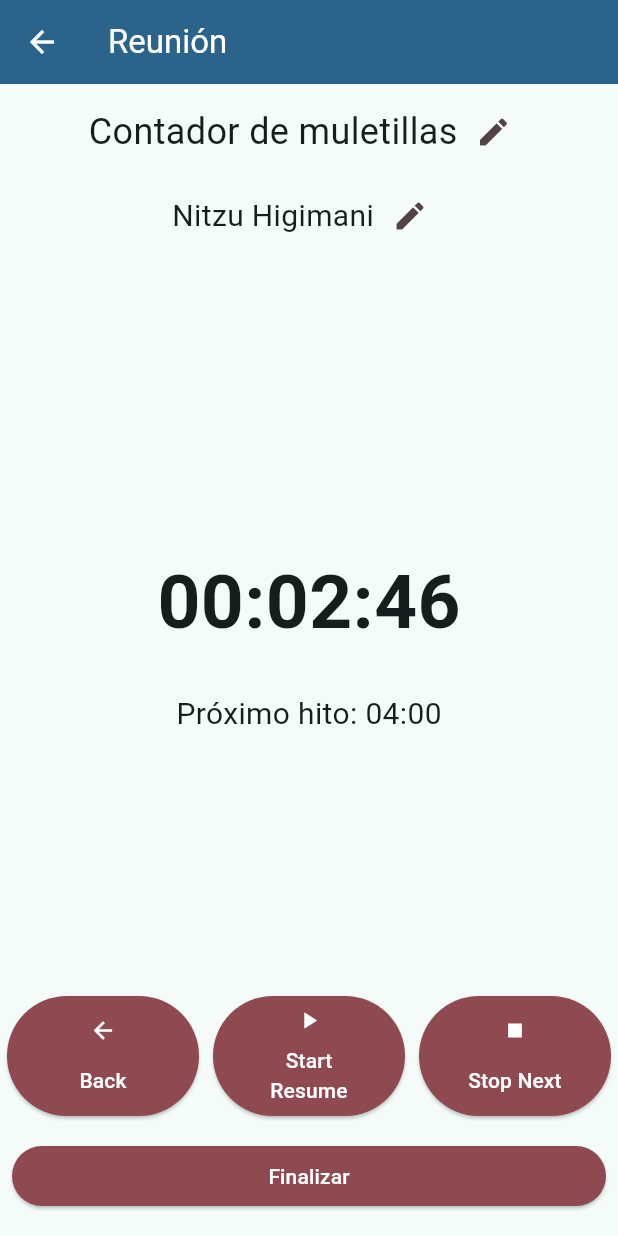
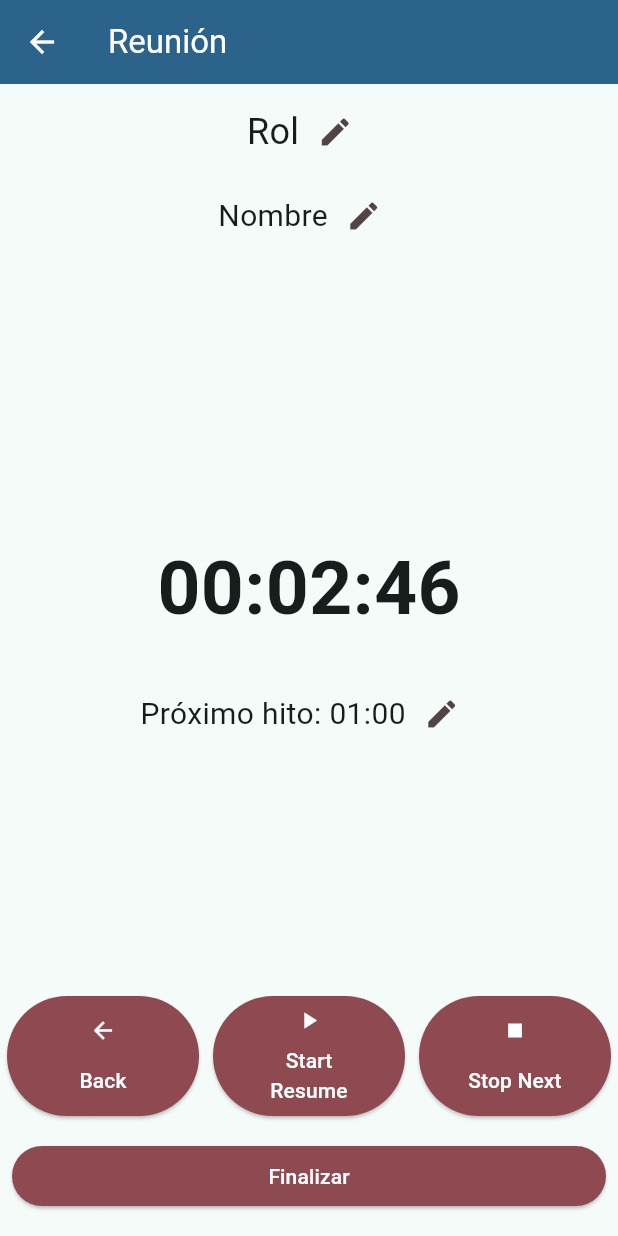
Before and after one commit to gerardo-m/tomy_timer, a Flutter app: the MeetingScreen screen opened by its route, item 2 of the bottom bar chosen, after a tap on the "edit" icon, on a phone screen of 412 x 824 dp. Run offline on Flutter 3.47's test engine with Material 3 defaults, Android fonts, the phone set to English and light mode, and no system bars; our stand-ins replace equatable, flutter_bloc, get_it, isar; missing offline and left inert: flutter_dialog_helper; accounts and stored records are empty; generated files the repository leaves out were written again.

Commit message:
Fixed Isar, implemented dialog for editing name, role and milestones

```diff
--- /dev/null
+++ b/devtools_options.yaml
@@ -0,0 +1,3 @@
+description: This file stores settings for Dart & Flutter DevTools.
+documentation: https://docs.flutter.dev/tools/devtools/extensions#configure-extension-enablement-states
+extensions:
--- a/lib/models/meeting_item.dart
+++ b/lib/models/meeting_item.dart
@@ -1,5 +1,6 @@
 import 'package:equatable/equatable.dart';
 import 'package:flutter/material.dart';
+import 'package:isar/isar.dart';
 
 class MeetingItem {
   int id;
@@ -25,6 +26,10 @@ class MeetingItem {
     required this.redTime,
     this.color,
   });
+
+  factory MeetingItem.createEmptyMeetingItem(){
+    return MeetingItem(id: Isar.autoIncrement, name: 'Nombre', role: 'Rol', duration: Duration.zero, startTime: DateTime.now(), redTime: const Duration(minutes: 1));
+  }
 
   EMeetingItem toEMeetingItem() {
     return EMeetingItem(
--- a/lib/views/meeting/clock/clock_widget.dart
+++ b/lib/views/meeting/clock/clock_widget.dart
@@ -1,4 +1,6 @@
+import 'package:duration_spinbox/duration_spinbox.dart';
 import 'package:flutter/material.dart';
+import 'package:tomy_timer/models/meeting_item.dart';
 import 'package:tomy_timer/utils/duration_extension.dart';
 import 'package:tomy_timer/views/meeting/clock/cubit/clock_cubit.dart';
 
@@ -7,10 +9,12 @@ class ClockWidget extends StatelessWidget {
     super.key,
     this.startingDuration = Duration.zero,
     this.running = false,
+    required this.meetingItem,
   });
 
   final Duration startingDuration;
   final bool running;
+  final EMeetingItem meetingItem;
 
   final _mainText = const TextStyle(fontSize: 50, fontWeight: FontWeight.bold);
   final _secondText = const TextStyle(fontSize: 20);
@@ -24,9 +28,47 @@ class ClockWidget extends StatelessWidget {
           children: [
             Padding(
               padding: const EdgeInsets.symmetric(vertical: 24),
-              child: Text(state.duration.tommssxx(), style: _mainText,),
+              child: Text(
+                state.duration.tommssxx(),
+                style: _mainText,
+              ),
             ),
-            Text('Próximo hito: 04:00', style: _secondText),
+            Row(
+              mainAxisAlignment: MainAxisAlignment.center,
+              mainAxisSize: MainAxisSize.max,
+              children: [
+                Text('Próximo hito: ${state.nextMilestone.tommss()}', style: _secondText),
+                IconButton(
+                  onPressed: () {
+                    _showMilestoneDialog(context, meetingItem);
+                  },
+                  icon: const Icon(Icons.edit),
+                ),
+              ],
+            ),
+          ],
+        );
+      },
+    );
+  }
+
+  Future<void> _showMilestoneDialog(BuildContext context, EMeetingItem meetingItem) async {
+    return showDialog(
+      context: context,
+      builder: (context) {
+        return SimpleDialog(
+          title: const Center(child: Text('Tiempos')),
+          contentPadding: const EdgeInsets.all(8),
+          children: [
+            DurationSpinbox(value: meetingItem.greenTime ?? Duration.zero),
+            DurationSpinbox(value: meetingItem.ambarTime ?? Duration.zero),
+            DurationSpinbox(value: meetingItem.redTime),
+            ElevatedButton(
+              onPressed: () {
+                Navigator.of(context).pop();
+              },
+              child: const Text('Aceptar'),
+            ),
           ],
         );
       },
--- a/lib/views/meeting/clock/cubit/clock_cubit.dart
+++ b/lib/views/meeting/clock/cubit/clock_cubit.dart
@@ -16,11 +16,13 @@ class ClockCubit extends Cubit<ClockState> {
   DateTime _startTime = DateTime.now();
   // Duration _duration = Duration.zero;
 
+  Duration _nextMilestone = Duration(minutes: 1);
+
   StreamSubscription<Duration>? _clockSubscription;
 
   void load(){
     reset();
-    emit(ClockValid(duration: Duration.zero, startTime: _startTime));
+    emit(ClockValid(duration: Duration.zero, startTime: _startTime, nextMilestone: _nextMilestone));
   }
 
   Future<void> start() async{
@@ -29,7 +31,7 @@ class ClockCubit extends Cubit<ClockState> {
       _started = true;
       _startTime = DateTime.now();
       _clockSubscription?.cancel();
-      _clockSubscription = _tick().listen((duration) => emit(ClockValid(duration: duration, startTime: _startTime)),);
+      _clockSubscription = _tick().listen((duration) => emit(ClockValid(duration: duration, startTime: _startTime, nextMilestone: _nextMilestone)),);
     }
   }
 
--- a/lib/views/meeting/clock/cubit/clock_state.dart
+++ b/lib/views/meeting/clock/cubit/clock_state.dart
@@ -12,15 +12,16 @@ final class ClockInitial extends ClockState {}
 final class ClockValid extends ClockState{
   final Duration duration;
   final DateTime startTime;
+  final Duration nextMilestone;
 
-  const ClockValid({required this.duration, required this.startTime});
+  const ClockValid({required this.duration, required this.startTime, required this.nextMilestone,});
 
   @override
   List<Object> get props => [duration, startTime];
 }
 
 final class ClockLoading extends ClockValid{
-  const ClockLoading({required super.duration, required super.startTime});
+  const ClockLoading({required super.duration, required super.startTime, required super.nextMilestone,});
 }
 
 final class ClockInvalid extends ClockState{}
--- a/lib/views/meeting/cubit/meeting_cubit.dart
+++ b/lib/views/meeting/cubit/meeting_cubit.dart
@@ -3,6 +3,7 @@ import 'package:equatable/equatable.dart';
 import 'package:flutter_bloc/flutter_bloc.dart';
 import 'package:get_it/get_it.dart';
 import 'package:tomy_timer/models/meeting.dart';
+import 'package:tomy_timer/models/meeting_item.dart';
 import 'package:tomy_timer/services/meetings_service.dart';
 import 'package:tomy_timer/views/widgets/rich_bloc_builder.dart';
 
@@ -14,6 +15,8 @@ class MeetingCubit extends Cubit<MeetingState> {
   final MeetingsService _meetingsService = GetIt.instance.get<MeetingsService>();
 
   Meeting _meeting = Meeting.createEmptyMeeting();
+  int _selectedItem = 0;
+  final List<MeetingItem> _meetingItems = [];
 
   Future<void> load(int? id) async{
     if (id != null){
@@ -24,7 +27,31 @@ class MeetingCubit extends Cubit<MeetingState> {
         _meeting = cand;
       }
     }
+    _newMeetingItem();
     _emitValidState();
+  }
+
+  Future<void> changeName(String name)async{
+    _meetingItems[_selectedItem].name = name;
+    // TODO save
+    _emitValidState();
+  }
+
+  Future<void> changeRole(String role)async{
+    _meetingItems[_selectedItem].role = role;
+    // TODO save
+    _emitValidState();
+  }
+
+  Future<void> addMeetingItem()async{
+    _newMeetingItem();
+    _selectedItem = _meetingItems.length - 1;
+    _emitValidState();
+  }
+
+  Future<void> _newMeetingItem() async{
+    MeetingItem item = MeetingItem.createEmptyMeetingItem();
+    _meetingItems.add(item);
   }
 
   // void _loading(){
@@ -35,7 +62,8 @@ class MeetingCubit extends Cubit<MeetingState> {
   // }
 
   void _emitValidState(){
-    emit(MeetingValid(meeting: _meeting.toEMeeting()));
+    List<EMeetingItem> eMeetingItems = _meetingItems.map((e) => e.toEMeetingItem(),).toList();
+    emit(MeetingValid(meeting: _meeting.toEMeeting(), meetingItems: eMeetingItems, selectedItem: _selectedItem));
   }
 
 }
--- a/lib/views/meeting/cubit/meeting_state.dart
+++ b/lib/views/meeting/cubit/meeting_state.dart
@@ -11,12 +11,17 @@ final class MeetingInitial extends MeetingState {}
 
 final class MeetingValid extends MeetingState{
   final EMeeting meeting;
+  final List<EMeetingItem> meetingItems;
+  final int selectedItem;
 
-  const MeetingValid({required this.meeting});
+  const MeetingValid({required this.meeting, required this.meetingItems, required this.selectedItem,});
+
+  @override
+  List<Object> get props => [meeting, meetingItems, selectedItem];
 }
 
 final class MeetingLoading extends MeetingValid{
-  const MeetingLoading({required super.meeting});
+  const MeetingLoading({required super.meeting, required super.meetingItems, required super.selectedItem,});
 }
 
 final class MeetingInvalid extends MeetingState{}
--- a/lib/views/meeting/meeting_screen.dart
+++ b/lib/views/meeting/meeting_screen.dart
@@ -4,6 +4,7 @@ import 'package:flutter_dialog_helper/flutter_dialog_helper.dart';
 import 'package:tomy_timer/utils/routes.dart';
 import 'package:tomy_timer/views/meeting/clock/clock_widget.dart';
 import 'package:tomy_timer/views/meeting/clock/cubit/clock_cubit.dart';
+import 'package:tomy_timer/views/meeting/cubit/meeting_cubit.dart';
 
 class MeetingScreen extends StatelessWidget {
   const MeetingScreen({super.key});
@@ -13,6 +14,8 @@ class MeetingScreen extends StatelessWidget {
 
   @override
   Widget build(BuildContext context) {
+    return MeetingBlocBuilder(
+      builder: (context, state) {
         return Scaffold(
           appBar: AppBar(
             title: const Text('Reunión'),
@@ -31,12 +34,15 @@ class MeetingScreen extends StatelessWidget {
                         mainAxisAlignment: MainAxisAlignment.center,
                         children: [
                           Text(
-                        'Contador de muletillas',
+                            state.meetingItems[state.selectedItem].role,
                             style: _roleText,
                           ),
                           IconButton(
-                          onPressed: () {
-                            showPromtDialog(context, 'Rol', initialValue: 'Contador de muletillas');
+                              onPressed: () async{
+                                String? newRole = await showPromtDialog(context, 'Rol', initialValue: state.meetingItems[state.selectedItem].role);
+                                if (newRole == null) return;
+                                if (!context.mounted) return;
+                                await context.read<MeetingCubit>().changeRole(newRole);
                               },
                               icon: const Icon(Icons.edit)),
                         ],
@@ -46,19 +52,22 @@ class MeetingScreen extends StatelessWidget {
                       mainAxisAlignment: MainAxisAlignment.center,
                       children: [
                         Text(
-                      'Nitzu Higimani',
+                          state.meetingItems[state.selectedItem].name,
                           style: _nameText,
                         ),
                         IconButton(
-                        onPressed: () {
-                          showPromtDialog(context, 'Nombre', initialValue: 'Nitzu Higimani');
+                            onPressed: () async{
+                              String? newName = await showPromtDialog(context, 'Nombre', initialValue: state.meetingItems[state.selectedItem].name);
+                              if (newName == null) return;
+                              if (!context.mounted) return;
+                              await context.read<MeetingCubit>().changeName(newName);
                             },
                             icon: const Icon(Icons.edit)),
                       ],
                     ),
                   ],
                 ),
-            const Expanded(child: ClockWidget()),
+                Expanded(child: ClockWidget(meetingItem: state.meetingItems[state.selectedItem],)),
                 Column(
                   children: [
                     Row(
@@ -107,6 +116,8 @@ class MeetingScreen extends StatelessWidget {
           ),
         );
       }
+    );
+  }
 }
 
 class _MeetingActionButton extends StatelessWidget {
--- a/pubspec.yaml
+++ b/pubspec.yaml
@@ -36,6 +36,7 @@ dependencies:
   equatable: ^2.0.5
   intl: ^0.19.0
   isar: ^3.1.0
+  isar_flutter_libs: ^3.1.0
   shared_preferences: ^2.2.2
   path_provider: ^2.1.5
 
@@ -43,6 +44,7 @@ dependencies:
   # Use with the CupertinoIcons class for iOS style icons.
   cupertino_icons: ^1.0.2
   flutter_dialog_helper: ^0.2.0
+  duration_spinbox: ^0.1.1
 
 dev_dependencies:
   flutter_test:
```
Also changed, not shown: pubspec.lock, 6 other files. Lines whose indentation alone changed are shown as unchanged.
